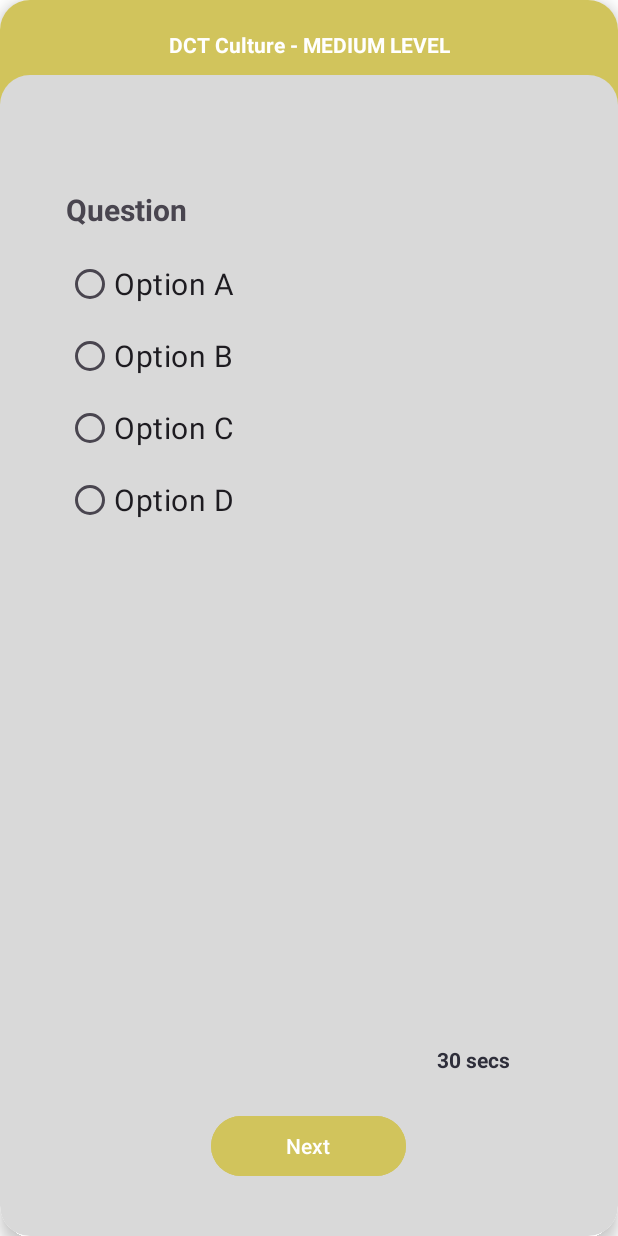
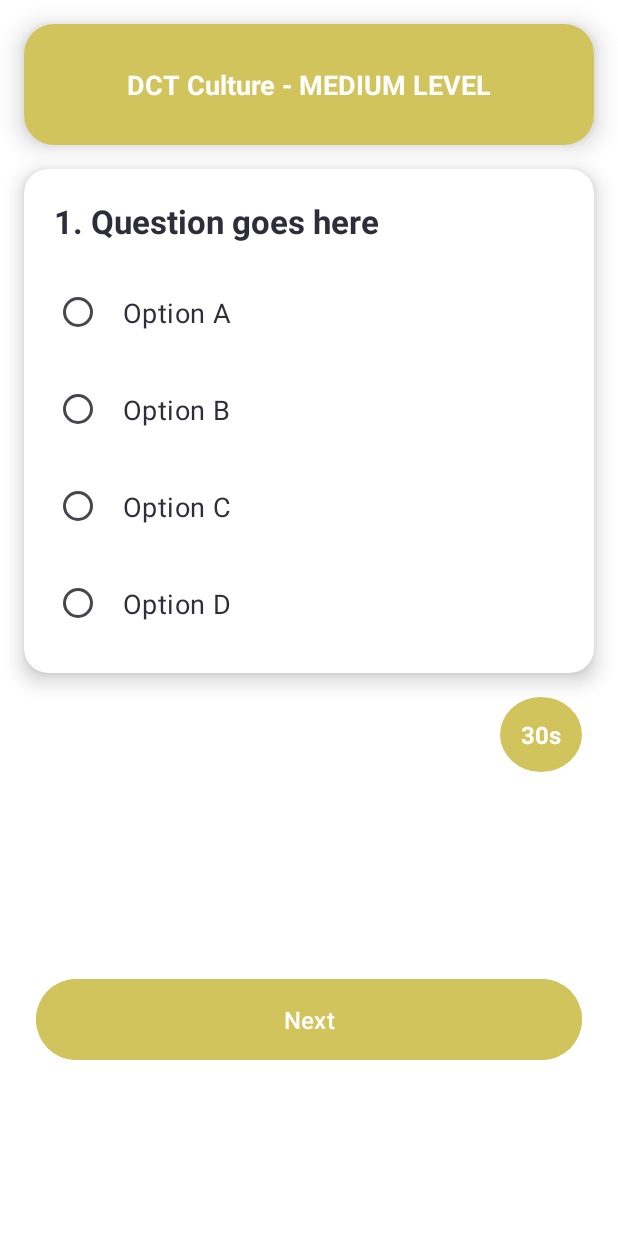
Before and after one commit to markedrianst/CapstoneProject, an Android app: the layout activity_quiz_medium.xml on its own in the app's theme, with its tools: preview values and no code run, on a phone screen of 412 x 824 dp. Run offline under Robolectric (Android 15) with nearby library versions, the light colour scheme and no system bars.

Commit message:
resources successfully migrate

```diff
--- /dev/null
+++ b/app/src/main/res/color/radio_button_colors.xml
@@ -0,0 +1,4 @@
+<?xml version="1.0" encoding="utf-8"?>
+<selector xmlns:android="http://schemas.android.com/apk/res/android">
+    <item android:color="#4CAF50" android:state_checked="true"/> <!-- green when selected -->
+</selector>
--- /dev/null
+++ b/app/src/main/res/color/radio_button_colors1.xml
@@ -0,0 +1,4 @@
+<?xml version="1.0" encoding="utf-8"?>
+<selector xmlns:android="http://schemas.android.com/apk/res/android">
+    <item android:color="#D1C45C" android:state_checked="true"/> <!-- green when selected -->
+</selector>
--- /dev/null
+++ b/app/src/main/res/drawable/circle_timer_bg2.xml
@@ -0,0 +1,8 @@
+<?xml version="1.0" encoding="utf-8"?>
+<shape xmlns:android="http://schemas.android.com/apk/res/android"
+    android:shape="oval">
+    <solid android:color="#D1C45C"/> <!-- Green background -->
+    <size
+        android:width="48dp"
+        android:height="48dp"/>
+</shape>
--- /dev/null
+++ b/app/src/main/res/drawable/radio_background1.xml
@@ -0,0 +1,10 @@
+<?xml version="1.0" encoding="utf-8"?>
+<selector xmlns:android="http://schemas.android.com/apk/res/android">
+    <!-- Selected -->
+    <item android:state_checked="true">
+        <shape android:shape="rectangle">
+            <solid android:color="#A9D9D376"/>
+            <corners android:radius="8dp"/>
+        </shape>
+    </item>
+</selector>
--- a/app/src/main/res/layout/activity_quiz_medium.xml
+++ b/app/src/main/res/layout/activity_quiz_medium.xml
@@ -1,5 +1,6 @@
 <?xml version="1.0" encoding="utf-8"?>
-<androidx.constraintlayout.widget.ConstraintLayout xmlns:android="http://schemas.android.com/apk/res/android"
+<androidx.constraintlayout.widget.ConstraintLayout
+    xmlns:android="http://schemas.android.com/apk/res/android"
     xmlns:app="http://schemas.android.com/apk/res-auto"
     xmlns:tools="http://schemas.android.com/tools"
     android:id="@+id/main_medium"
@@ -9,68 +10,65 @@
     android:fitsSystemWindows="true"
     tools:context=".quizActivity">
 
-    <!-- Header -->
-    <!-- Header -->
+    <!-- Header Card -->
     <androidx.cardview.widget.CardView
-        android:id="@+id/rectangle1"
-        android:layout_width="match_parent"
-        android:layout_height="match_parent"
-
+        android:id="@+id/headerCard"
+        android:layout_width="0dp"
+        android:layout_height="wrap_content"
+        android:layout_margin="16dp"
         app:cardCornerRadius="20dp"
-        app:cardElevation="6dp"
-
-        app:layout_constraintBottom_toBottomOf="parent"
-        app:layout_constraintEnd_toEndOf="parent"
+        app:cardElevation="10dp"
+        app:layout_constraintTop_toTopOf="parent"
         app:layout_constraintStart_toStartOf="parent"
-        app:layout_constraintTop_toTopOf="parent">
+        app:layout_constraintEnd_toEndOf="parent">
 
         <TextView
             android:id="@+id/header"
             android:layout_width="match_parent"
             android:layout_height="wrap_content"
-            android:layout_gravity=""
-            android:layout_marginBottom="70dp"
             android:background="#D1C45C"
-            android:gravity="center_horizontal"
-            android:paddingTop="20dp"
-            android:paddingBottom="70dp"
+            android:gravity="center"
+            android:paddingTop="28dp"
+            android:paddingBottom="28dp"
             android:text="DCT Culture - MEDIUM LEVEL"
+            android:textColor="#FFFFFF"
+            android:textSize="18sp"
+            android:textStyle="bold"
+            tools:ignore="TextContrastCheck" />
+    </androidx.cardview.widget.CardView>
 
-            android:textColor="#FFFFFF"
-            android:textSize="14dp"
-            android:textStyle="bold"
-            tools:ignore="TextContrastCheck,TextSizeCheck" />
-
-        <androidx.constraintlayout.widget.ConstraintLayout
-            android:layout_width="match_parent"
-            android:layout_height="match_parent"
-            android:background="@drawable/quizheader"
-            android:layout_marginTop="50dp"
-            android:padding="16dp">
-
-
-            <!-- Question Box -->
-            <LinearLayout
-                android:id="@+id/questionBox"
+    <!-- Question Card -->
+    <androidx.cardview.widget.CardView
+        android:id="@+id/questionCard"
         android:layout_width="0dp"
         android:layout_height="wrap_content"
         android:layout_marginStart="16dp"
-                android:layout_marginTop="48dp"
         android:layout_marginEnd="16dp"
+        android:layout_marginTop="16dp"
+        app:cardCornerRadius="16dp"
+        app:cardElevation="8dp"
+        app:layout_constraintTop_toBottomOf="@id/headerCard"
+        app:layout_constraintStart_toStartOf="parent"
+        app:layout_constraintEnd_toEndOf="parent"
+        android:background="@android:color/white">
+
+        <LinearLayout
+            android:id="@+id/questionBox"
+            android:layout_width="match_parent"
+            android:layout_height="wrap_content"
             android:orientation="vertical"
-                android:padding="12dp"
-                app:layout_constraintEnd_toEndOf="parent"
-                app:layout_constraintStart_toStartOf="parent"
-                app:layout_constraintTop_toTopOf="parent">
+            android:padding="20dp">
+
             <!-- Question Text -->
             <TextView
                 android:id="@+id/questionText"
                 android:layout_width="match_parent"
                 android:layout_height="wrap_content"
-                    android:paddingBottom="12dp"
-                    android:text="Question"
-                    android:textSize="20dp"
-                    android:textStyle="bold" />
+                android:text="1. Question goes here"
+                android:textSize="22sp"
+                android:textStyle="bold"
+                android:textColor="#2E2E3A"
+                android:layout_marginBottom="20dp"/>
 
             <!-- Options -->
             <RadioGroup
@@ -81,67 +79,87 @@
 
                 <RadioButton
                     android:id="@+id/optionA"
-                        android:layout_width="wrap_content"
+                    android:layout_width="match_parent"
                     android:layout_height="wrap_content"
                     android:text="Option A"
-                        android:textSize="20dp"/>
+                    android:textSize="18sp"
+                    android:textColor="#2E2E3A"
+                    android:buttonTint="@color/radio_button_colors"
+                    android:padding="14dp"
+                    android:background="@drawable/radio_background1"
+                    android:layout_marginBottom="12dp"/>
 
                 <RadioButton
                     android:id="@+id/optionB"
-                        android:layout_width="wrap_content"
+                    android:layout_width="match_parent"
                     android:layout_height="wrap_content"
                     android:text="Option B"
-                        android:textSize="20dp"/>
+                    android:textSize="18sp"
+                    android:textColor="#2E2E3A"
+                    android:buttonTint="@color/radio_button_colors"
+                    android:padding="14dp"
+                    android:background="@drawable/radio_background1"
+                    android:layout_marginBottom="12dp"/>
 
                 <RadioButton
                     android:id="@+id/optionC"
-                        android:layout_width="wrap_content"
+                    android:layout_width="match_parent"
                     android:layout_height="wrap_content"
                     android:text="Option C"
-                        android:textSize="20dp"/>
+                    android:textSize="18sp"
+                    android:textColor="#2E2E3A"
+                    android:buttonTint="@color/radio_button_colors1"
+                    android:padding="14dp"
+                    android:background="@drawable/radio_background1"
+                    android:layout_marginBottom="12dp"/>
 
                 <RadioButton
                     android:id="@+id/optionD"
-                        android:layout_width="wrap_content"
+                    android:layout_width="match_parent"
                     android:layout_height="wrap_content"
                     android:text="Option D"
-                        android:textSize="20dp"/>
+                    android:textSize="18sp"
+                    android:textColor="#2E2E3A"
+                    android:buttonTint="@color/radio_button_colors1"
+                    android:padding="14dp"
+                    android:background="@drawable/radio_background1"/>
             </RadioGroup>
         </LinearLayout>
+    </androidx.cardview.widget.CardView>
 
+    <!-- Timer -->
     <TextView
         android:id="@+id/timerText"
         android:layout_width="wrap_content"
         android:layout_height="wrap_content"
-                android:layout_marginEnd="48dp"
-                android:layout_marginBottom="16dp"
-                android:elevation="4dp"
-                android:padding="8dp"
-                android:text="30 secs"
-                android:textColor="#2E2E3A"
+        android:background="@drawable/circle_timer_bg2"
+        android:padding="14dp"
+        android:text="30s"
+        android:textColor="#FFFFFF"
+        android:textStyle="bold"
+        android:textSize="16sp"
+        android:gravity="center"
+        app:layout_constraintTop_toBottomOf="@id/questionCard"
+        app:layout_constraintEnd_toEndOf="parent"
+        android:layout_marginTop="16dp"
+        android:layout_marginEnd="24dp"/>
 
-                android:textSize="14dp"
-                android:textStyle="bold"
-                app:layout_constraintBottom_toTopOf="@+id/nextButton"
-                app:layout_constraintEnd_toEndOf="parent"
-                tools:ignore="TextSizeCheck" />
-
+    <!-- Next Button -->
     <Button
         android:id="@+id/nextButton"
-                android:layout_width="wrap_content"
+        android:layout_width="0dp"
         android:layout_height="wrap_content"
-                android:layout_marginBottom="20dp"
-                android:paddingLeft="50dp"
-                android:paddingRight="50dp"
-                android:paddingTop="10dp"
-                android:paddingBottom="10dp"
+        android:layout_marginStart="24dp"
+        android:layout_marginEnd="24dp"
+        android:layout_marginTop="20dp"
         android:backgroundTint="#D1C45C"
         android:text="Next"
         android:textColor="#FFFFFF"
-                app:layout_constraintBottom_toBottomOf="parent"
+        android:textAllCaps="false"
+        android:textSize="16sp"
+        android:padding="16dp"
+        app:layout_constraintTop_toBottomOf="@id/timerText"
+        app:layout_constraintStart_toStartOf="parent"
         app:layout_constraintEnd_toEndOf="parent"
-                app:layout_constraintHorizontal_bias="0.498"
-                app:layout_constraintStart_toStartOf="parent" />
+        app:layout_constraintBottom_toBottomOf="parent"/>
 </androidx.constraintlayout.widget.ConstraintLayout>
-    </androidx.cardview.widget.CardView>
-</androidx.constraintlayout.widget.ConstraintLayout>
--- a/app/src/main/res/values/colors.xml
+++ b/app/src/main/res/values/colors.xml
@@ -7,5 +7,6 @@
     <color name="colorPrimaryVariant">#2A4F5B</color>
     <color name="colorAccent">#FFC107</color> <!-- Optional for buttons/fabs -->
     <color name="teal_200">#80CBC4</color>
+    <color name="green_500">#4CAF50</color>
 
 </resources>
```
Also changed, not shown: app/src/main/java/com/orient1caps2/orient1capstone2/quizActivity.java (+4 -6 lines), app/src/main/res/drawable/circle_timer_bg.xml (added, +8 -0 lines), app/src/main/res/drawable/circle_timer_bg1.xml (added, +8 -0 lines), app/src/main/res/drawable/edittext_bg.xml (added, +22 -0 lines), app/src/main/res/drawable/radio_background.xml (added, +12 -0 lines), app/src/main/res/layout/activity_quiz_easy.xml (+80 -66 lines), app/src/main/res/layout/activity_quiz_hard.xml (+64 -63 lines). Lines whose indentation alone changed are shown as unchanged.
